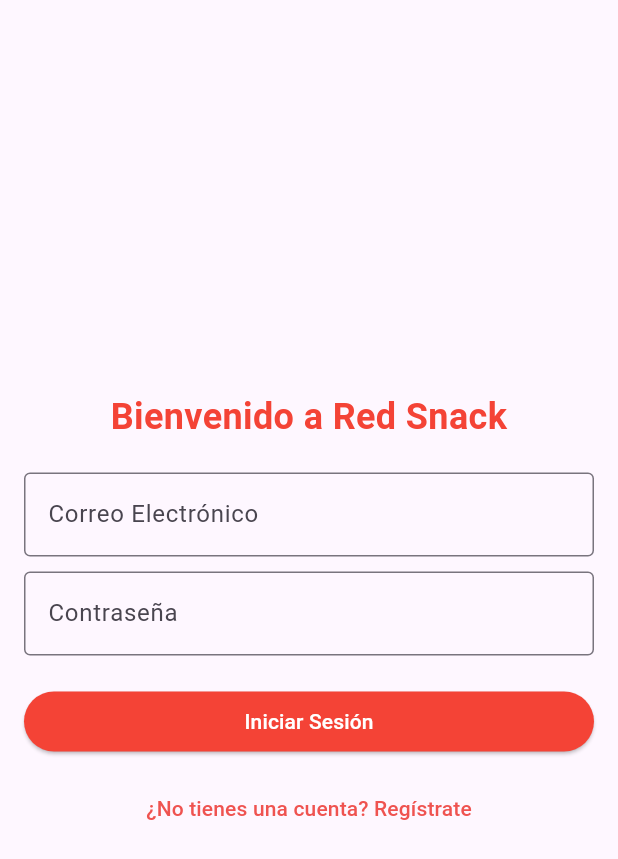
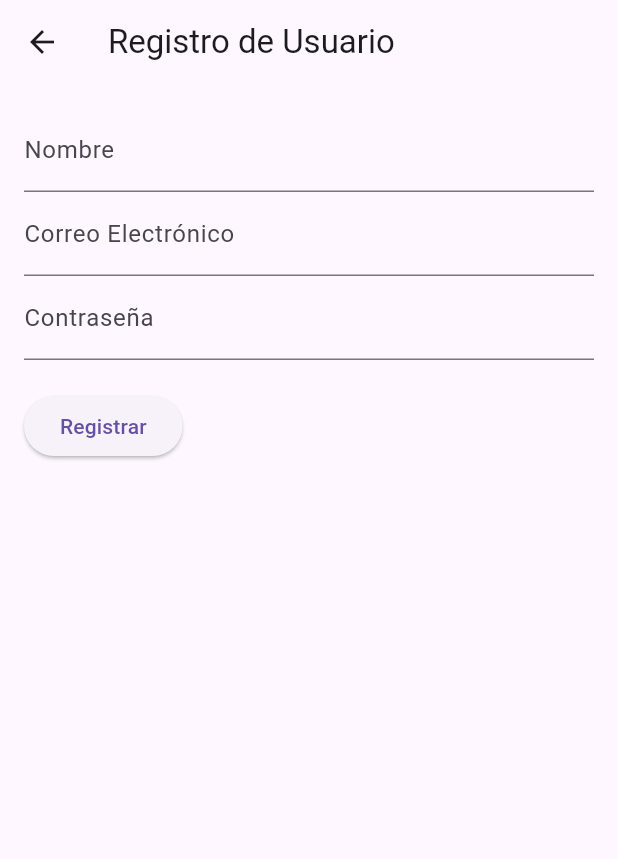
Before and after one commit to marlonbossa09/red_snack_gestion, a Flutter app: the screen it shows after launch, after a tap on "¿No tienes una cuenta? Regístrate", on a phone screen of 412 x 824 dp. Shown: the top 859 px of the screen. Run offline on Flutter 3.47's test engine with Material 3 defaults, Android fonts, the phone set to English and light mode, and no system bars; network calls fail.

Commit message:
agregando shared preferences y agreando nuevos modelos y nuevas paginas

```diff
--- a/lib/pages/inicio_sesion.dart
+++ b/lib/pages/inicio_sesion.dart
@@ -1,5 +1,6 @@
 import 'package:flutter/material.dart';
 import 'package:red_snack_gestion/pages/home.dart';
+import 'package:red_snack_gestion/pages/registro_page.dart';
 
 class RedSnackApp extends StatelessWidget {
   const RedSnackApp({super.key});
@@ -7,7 +8,7 @@ class RedSnackApp extends StatelessWidget {
   @override
   Widget build(BuildContext context) {
     return MaterialApp(
-      title: 'Red Snack',
+      title: 'Red Snack gestion',
       theme: ThemeData(
         primarySwatch: Colors.red,
       ),
@@ -29,7 +30,7 @@ class LoginScreen extends StatelessWidget {
           crossAxisAlignment: CrossAxisAlignment.stretch,
           children: <Widget>[
             const Text(
-              'Bienvenido a Red Snack',
+              'Bienvenido a Red Snack gestion',
               textAlign: TextAlign.center,
               style: TextStyle(
                 fontSize: 24.0,
@@ -76,6 +77,8 @@ class LoginScreen extends StatelessWidget {
             TextButton(
               onPressed: () {
                 // Navegar a la pantalla de registro
+                Navigator.push(context, MaterialPageRoute(builder: (context) => const RegistroUsuario())
+                );
               },
               child: Text(
                 '¿No tienes una cuenta? Regístrate',
--- /dev/null
+++ b/lib/pages/registro_page.dart
@@ -0,0 +1,71 @@
+// ignore_for_file: avoid_print
+
+import 'package:flutter/material.dart';
+import 'package:red_snack_gestion/models/usuario.dart';
+class RegistroUsuario extends StatefulWidget {
+  const RegistroUsuario({super.key});
+
+  @override
+  // ignore: library_private_types_in_public_api
+  _RegistroUsuarioState createState() => _RegistroUsuarioState();
+}
+
+class _RegistroUsuarioState extends State<RegistroUsuario> {
+  final _nombreController = TextEditingController();
+  final _correoController = TextEditingController();
+  final _contrasenaController = TextEditingController();
+
+  void _registrarUsuario() {
+    String nombre = _nombreController.text;
+    String correo = _correoController.text;
+    String contrasena = _contrasenaController.text;
+
+    // Crea una nueva instancia de Usuario
+    Usuario nuevoUsuario = Usuario(
+      nombre: nombre,
+      correo: correo,
+      contrasena: contrasena,
+    );
+
+    // Aquí puedes añadir la lógica para guardar el nuevo usuario (por ejemplo, en un backend)
+
+    // Para fines de demostración, simplemente imprimimos los datos en la consola
+    print(nuevoUsuario.toJson());
+  }
+
+  @override
+  Widget build(BuildContext context) {
+    return Scaffold(
+      appBar: AppBar(
+        title: const Text('Registro de Usuario'),
+      ),
+      body: Padding(
+        padding: const EdgeInsets.all(16.0),
+        child: Column(
+          crossAxisAlignment: CrossAxisAlignment.start,
+          children: [
+            TextField(
+              controller: _nombreController,
+              decoration: const InputDecoration(labelText: 'Nombre'),
+            ),
+            TextField(
+              controller: _correoController,
+              decoration: const InputDecoration(labelText: 'Correo Electrónico'),
+              keyboardType: TextInputType.emailAddress,
+            ),
+            TextField(
+              controller: _contrasenaController,
+              decoration: const InputDecoration(labelText: 'Contraseña'),
+              obscureText: true,
+            ),
+            const SizedBox(height: 20),
+            ElevatedButton(
+              onPressed: _registrarUsuario,
+              child: const Text('Registrar'),
+            ),
+          ],
+        ),
+      ),
+    );
+  }
+}
--- a/pubspec.yaml
+++ b/pubspec.yaml
@@ -38,6 +38,7 @@ dependencies:
   provider: ^6.1.2
   http: ^1.2.0
   image_picker: ^1.0.8
+  shared_preferences: ^2.2.3
 
 dev_dependencies:
   flutter_test:
```
Also changed, not shown: lib/pages/producto_page.dart (added), pubspec.lock, 1 other file.
